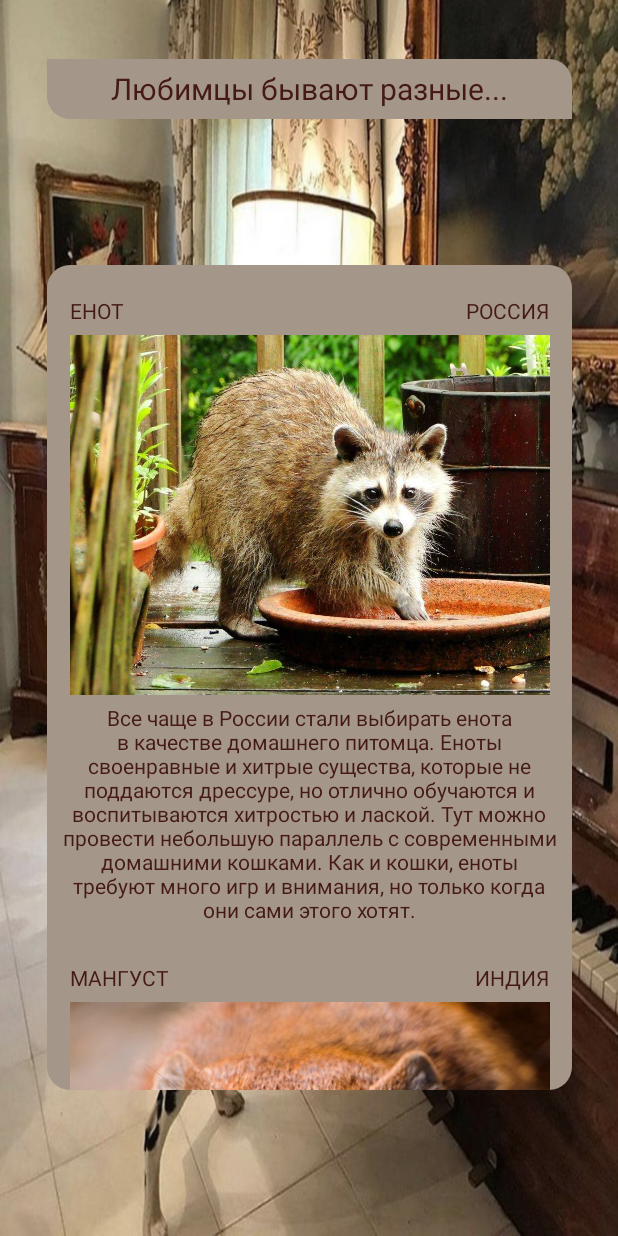
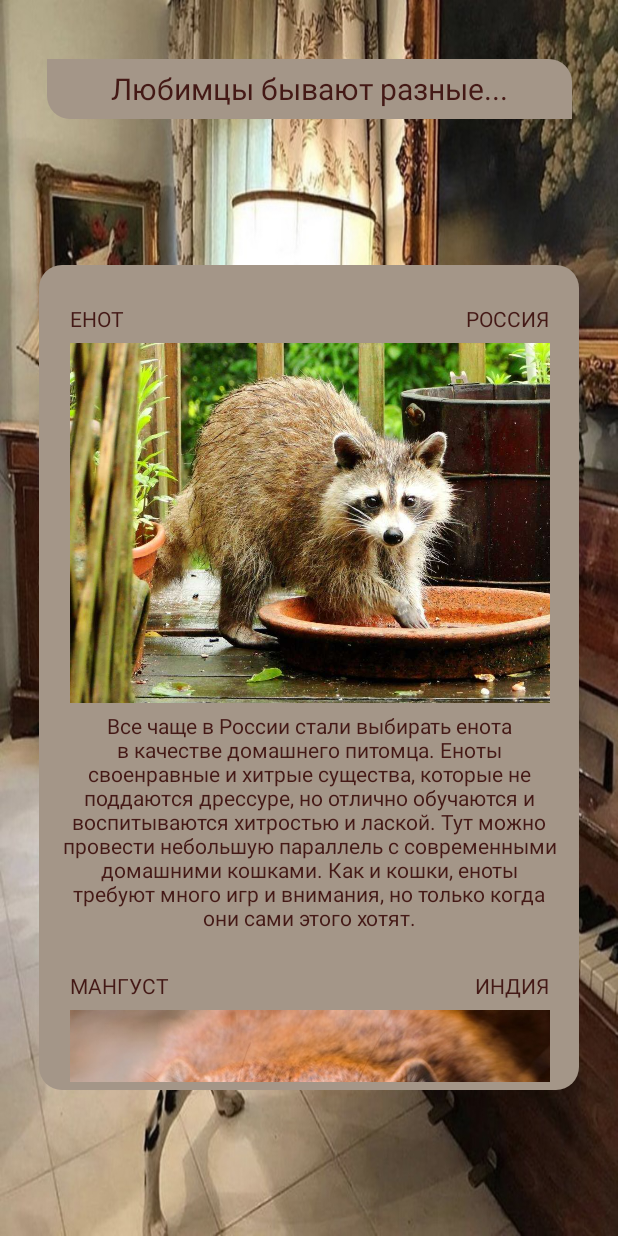
Before and after one commit to Eagle-Aerospace/30_05_HW_4_3, an Android app: the SecondActivity screen opened directly, with no data from a screen before it, on a phone screen of 412 x 824 dp. Run offline under Robolectric (Android 15) with nearby library versions, the phone set to English and light mode, and no system bars.

```diff
--- a/app/src/main/java/com/example/hw_4_3/SecondActivity.java
+++ b/app/src/main/java/com/example/hw_4_3/SecondActivity.java
@@ -10,7 +10,7 @@ import java.util.List;
 
 public class SecondActivity extends AppCompatActivity {
 
-    // создание коллекции контейнера для данных класса Animal
+    // создание коллекции контейнера для данных класса Pet
     List<Pet> pets = new ArrayList<Pet>();
 
     @Override
--- a/app/src/main/res/layout/activity_second.xml
+++ b/app/src/main/res/layout/activity_second.xml
@@ -34,11 +34,12 @@
 
     <android.support.v7.widget.RecyclerView
         android:id="@+id/list_pet"
-        android:layout_width="350dp"
+        android:layout_width="360dp"
         android:layout_height="550dp"
         android:layout_marginTop="5dp"
         android:layout_marginBottom="5dp"
         android:background="@drawable/shape_list"
+        android:padding="5dp"
 
         app:layout_constraintBottom_toBottomOf="parent"
         app:layout_constraintEnd_toEndOf="parent"
```
